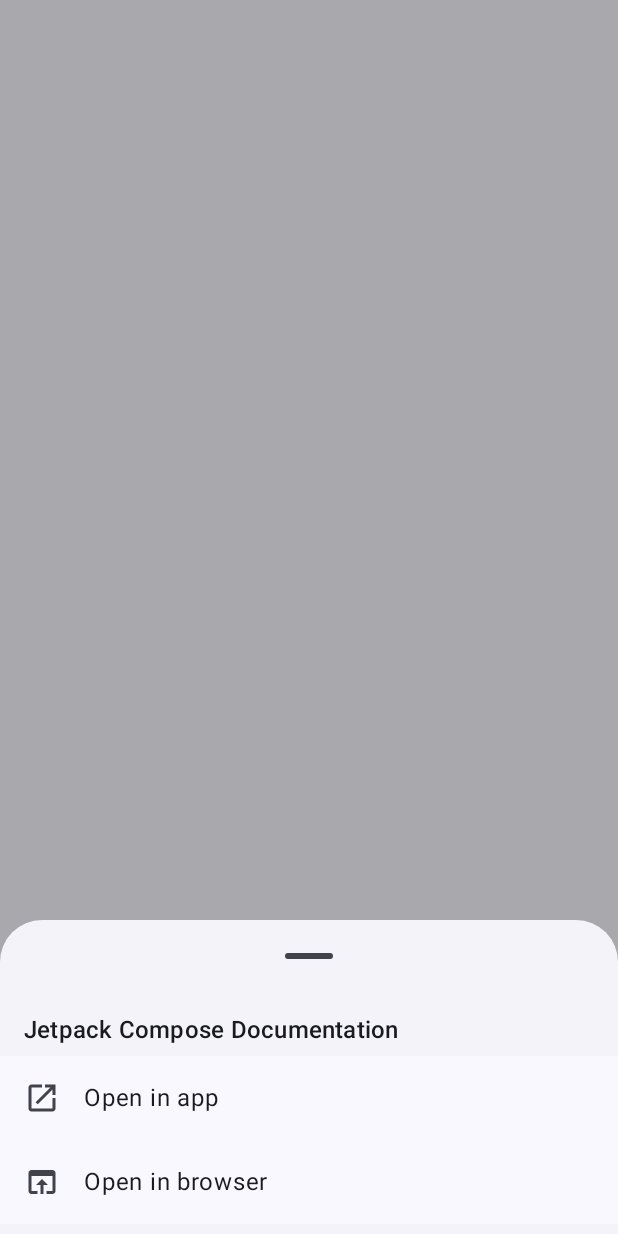
After one commit to Vainyala17/linkstack, an Android app built with Jetpack Compose: the composable OpenLinkBottomSheet called with sample values from the repository, on a phone screen of 412 x 824 dp. The commit adds this screen. Run offline under Robolectric (Android 15) with nearby library versions, the phone set to English and light mode, and no system bars.

Commit message:
Add open link button

```diff
--- a/app/src/main/AndroidManifest.xml
+++ b/app/src/main/AndroidManifest.xml
@@ -4,6 +4,7 @@
 
     <uses-permission android:name="android.permission.READ_CLIPBOARD" />
     <uses-permission android:name="android.permission.WRITE_CLIPBOARD" />
+    <uses-permission android:name="android.permission.INTERNET" />
 
     <application
         android:name=".LinkStashApplication"
--- /dev/null
+++ b/app/src/main/java/com/hp77/linkstash/presentation/components/OpenLinkBottomSheet.kt
@@ -0,0 +1,73 @@
+package com.hp77.linkstash.presentation.components
+
+import androidx.compose.foundation.layout.Column
+import androidx.compose.foundation.layout.fillMaxWidth
+import androidx.compose.foundation.layout.padding
+import androidx.compose.material.icons.Icons
+import androidx.compose.material.icons.filled.OpenInBrowser
+import androidx.compose.material.icons.filled.OpenInNew
+import androidx.compose.material3.ExperimentalMaterial3Api
+import androidx.compose.material3.Icon
+import androidx.compose.material3.ListItem
+import androidx.compose.material3.MaterialTheme
+import androidx.compose.material3.ModalBottomSheet
+import androidx.compose.material3.Text
+import androidx.compose.material3.rememberModalBottomSheetState
+import androidx.compose.runtime.Composable
+import androidx.compose.ui.Modifier
+import androidx.compose.ui.text.style.TextOverflow
+import androidx.compose.ui.unit.dp
+import com.hp77.linkstash.domain.model.Link
+import androidx.compose.foundation.clickable
+
+@OptIn(ExperimentalMaterial3Api::class)
+@Composable
+fun OpenLinkBottomSheet(
+    link: Link,
+    onDismiss: () -> Unit,
+    onOpenInApp: () -> Unit,
+    onOpenInBrowser: () -> Unit
+) {
+    val sheetState = rememberModalBottomSheetState()
+
+    ModalBottomSheet(
+        onDismissRequest = onDismiss,
+        sheetState = sheetState
+    ) {
+        Column(
+            modifier = Modifier
+                .fillMaxWidth()
+                .padding(vertical = 8.dp)
+        ) {
+            Text(
+                text = link.title ?: link.url,
+                style = MaterialTheme.typography.titleMedium,
+                maxLines = 1,
+                overflow = TextOverflow.Ellipsis,
+                modifier = Modifier.padding(horizontal = 16.dp, vertical = 8.dp)
+            )
+
+            ListItem(
+                headlineContent = { Text("Open in app") },
+                leadingContent = {
+                    Icon(
+                        imageVector = Icons.Default.OpenInNew,
+                        contentDescription = "Open in app"
+                    )
+                },
+                modifier = Modifier.clickable(onClick = onOpenInApp)
+            )
+
+            ListItem(
+                headlineContent = { Text("Open in browser") },
+                leadingContent = {
+                    Icon(
+                        imageVector = Icons.Default.OpenInBrowser,
+                        contentDescription = "Open in browser"
+                    )
+                },
+                modifier = Modifier.clickable(onClick = onOpenInBrowser)
+            )
+        }
+    }
+}
--- a/app/src/main/java/com/hp77/linkstash/presentation/navigation/Screen.kt
+++ b/app/src/main/java/com/hp77/linkstash/presentation/navigation/Screen.kt
@@ -6,4 +6,7 @@ sealed class Screen(val route: String) {
     object LinkDetail : Screen("link_detail/{linkId}") {
         fun createRoute(linkId: String) = "link_detail/$linkId"
     }
+    object WebView : Screen("webview/{url}") {
+        fun createRoute(url: String) = "webview/${android.net.Uri.encode(url)}"
+    }
 }
```
Also changed, not shown: app/src/main/java/com/hp77/linkstash/MainActivity.kt (+25 -0 lines), app/src/main/java/com/hp77/linkstash/presentation/components/LinkItem.kt (+9 -0 lines), app/src/main/java/com/hp77/linkstash/presentation/home/HomeScreen.kt (+45 -0 lines), app/src/main/java/com/hp77/linkstash/presentation/webview/WebViewScreen.kt (added, +59 -0 lines), app/src/main/java/com/hp77/linkstash/util/UrlHandler.kt (added, +90 -0 lines).
